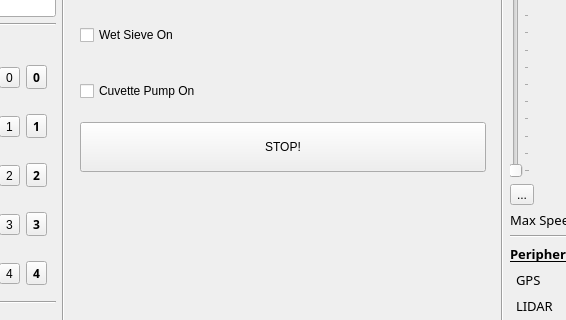
First picture: the form in scripts/gui/main.ui, repository NovaRoverTeam/base_station, before the edit; both pictures show x 366 to 932 and y 146 to 466 of the 1297 by 696 pixel window.
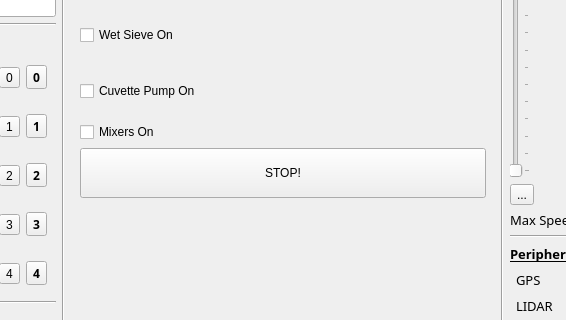
Second picture: the form after the edit. The open tabs and pages were chosen to show the change. Icons and pictures are not drawn. Custom widgets are drawn as their Qt base class.

Patch:
```diff
--- a/scripts/gui/main.ui
+++ b/scripts/gui/main.ui
@@ -1886,6 +1886,13 @@
                   </property>
                  </widget>
                 </item>
+                <item>
+                 <widget class="QCheckBox" name="checkBox_mixers">
+                  <property name="text">
+                   <string>Mixers On</string>
+                  </property>
+                 </widget>
+                </item>
                </layout>
               </item>
              </layout>
```
Left out of the diff: 138 changed lines with no effect on the pictures.
